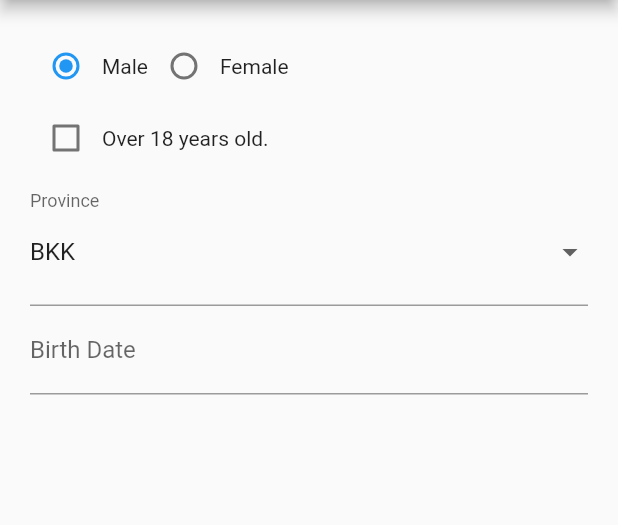
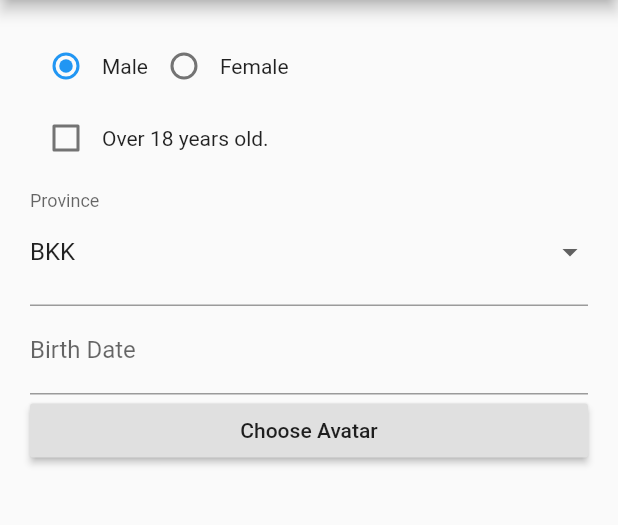
Before and after one commit to Sommaik/imcflutter, a Flutter app: the ExampleFormPage screen opened directly, on a phone screen of 412 x 824 dp, the part 84-609 px from its top. Run offline on Flutter 3.47's test engine with Material 2 defaults, Android fonts, the phone set to English and light mode, and no system bars; drawn by our look-alikes of datetime_picker_formfield; our stand-ins replace bloc, equatable, flutter_bloc, image_picker, intro_slider.

Commit message:
add choose avatar

```diff
--- a/lib/example_form/ui/example_form_page.dart
+++ b/lib/example_form/ui/example_form_page.dart
@@ -1,5 +1,8 @@
+import 'dart:io';
+
 import 'package:datetime_picker_formfield/datetime_picker_formfield.dart';
 import 'package:flutter/material.dart';
+import 'package:image_picker/image_picker.dart';
 import 'package:imcflutter/shared/widget/app_menu.dart';
 import 'package:intl/intl.dart';
 
@@ -14,6 +17,7 @@ class _ExampleFormPageState extends State<ExampleFormPage> {
   List<String> provices = ['', 'BKK', 'Outbound'];
   String provice = 'BKK';
   final _format = DateFormat('dd/MM/yyyy');
+  File _avatar;
 
   @override
   Widget build(BuildContext context) {
@@ -33,11 +37,26 @@ class _ExampleFormPageState extends State<ExampleFormPage> {
               buildCheckBoxField(),
               buildSelectField(),
               buildDateField(),
+              _avatar == null
+                  ? RaisedButton(
+                      onPressed: () {
+                        onChooseImage();
+                      },
+                      child: Text('Choose Avatar'),
+                    )
+                  : Image.file(_avatar)
             ],
           ),
         ),
       ),
     );
+  }
+
+  onChooseImage() async {
+    File image = await ImagePicker.pickImage(source: ImageSource.camera);
+    setState(() {
+      _avatar = image;
+    });
   }
 
   DateTimeField buildDateField() {
--- a/pubspec.yaml
+++ b/pubspec.yaml
@@ -32,6 +32,7 @@ dependencies:
   intro_slider: ^2.2.8
   datetime_picker_formfield: ^0.4.3
   intl: ^0.15.8
+  image_picker: ^0.6.1+8
 
 dev_dependencies:
   flutter_test:
```
Also changed, not shown: pubspec.lock, 3 other files.
